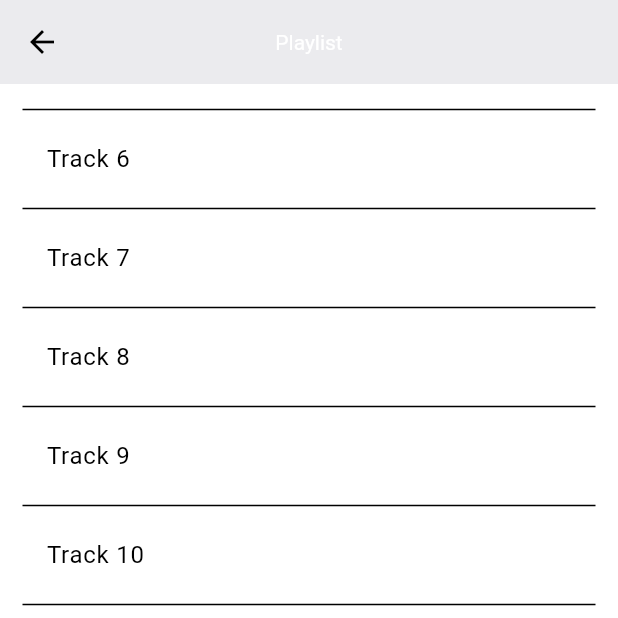
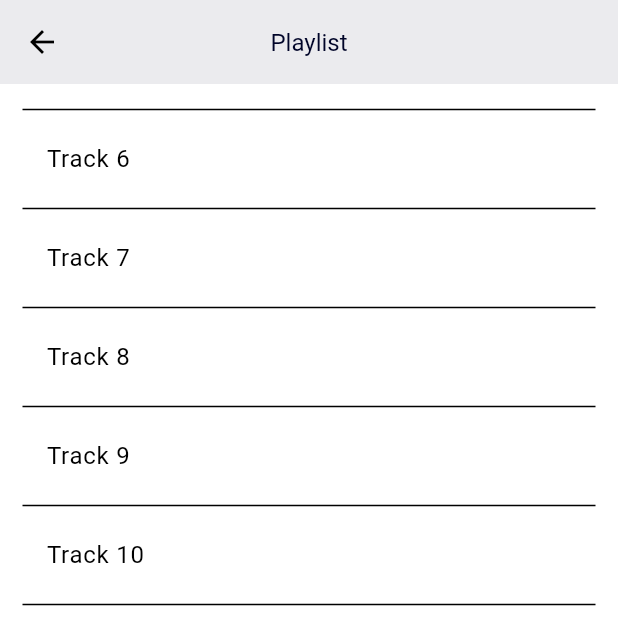
Before and after one commit to assadi-dev/harmony-tube, a Flutter app: the PlaylistDetailScreen screen opened directly with empty values, scrolled down 576 dp, on a phone screen of 412 x 824 dp, the top half of it. Run offline on Flutter 3.47's test engine with Material 3 defaults, Android fonts, the phone set to English and light mode, and no system bars; our stand-ins replace buttons_tabbar, flutter_bloc, get_it, go_router, sliding_up_panel; missing offline and left inert: flutter_sticky_widgets, wolt_modal_sheet.

Commit message:
animation couleur au collapse

```diff
--- a/lib/screens/PlaylistDetailScreen.dart
+++ b/lib/screens/PlaylistDetailScreen.dart
@@ -52,9 +52,10 @@ class _PlaylistDetailScreenState extends State<PlaylistDetailScreen> {
 
       body: CustomScrollView(
         keyboardDismissBehavior: ScrollViewKeyboardDismissBehavior.onDrag,
-        slivers: [silverWidget.silverHeader(
-          title: appBarTitle,
-          imageSrc: no_cover_image,
+        slivers: [SliverLayoutBuilder(
+          builder: (context, constraints) {
+           return silverWidget.silverHeader(context: context,constraints: constraints, title: appBarTitle,imageSrc: no_cover_image);
+          }
         ),
           SliverPadding(
             padding: EdgeInsets.only(
--- a/lib/screens/playlist_details/playlist_detail_silver_widgets.dart
+++ b/lib/screens/playlist_details/playlist_detail_silver_widgets.dart
@@ -1,13 +1,38 @@
 import 'package:flutter/material.dart';
+import 'package:flutter/rendering.dart';
+import 'package:flutter/services.dart';
+
+const double silverHeightExpanded = 250;
 
 class playlist_detail_silver_widgets {
   final BuildContext context;
 
   playlist_detail_silver_widgets({required this.context});
 
-  SliverAppBar silverHeader({required String title, required String imageSrc}) {
+  SliverAppBar silverHeader(
+      {required BuildContext context, required SliverConstraints constraints, required String title, required String imageSrc}) {
+
+    final topInset = MediaQuery.of(context).padding.top;
+    final collapseOffset = (silverHeightExpanded - kToolbarHeight - topInset)
+        .clamp(1.0, double.infinity);
+
+    // 0.0 (étendu) → 1.0 (collapssé)
+    final t = (constraints.scrollOffset / collapseOffset).clamp(0.0, 1.0);
+
+    // Couleurs à adapter :
+    const Color iconStart = Colors.white; // état étendu (header sombre)
+    const Color iconEnd   = Colors.black; // état collapssé (fond clair)
+    final Color dynColor  = Color.lerp(iconStart, iconEnd, t)!;
+
+    final overlay = t < 0.5
+        ? SystemUiOverlayStyle.light  // status bar texte/icônes blancs
+        : SystemUiOverlayStyle.dark;  // status bar texte/icônes noirs
+
     return SliverAppBar(
-      title: Text(title, textAlign: TextAlign.center),
+      foregroundColor: dynColor,
+      systemOverlayStyle: overlay,
+
+      title: _CollapsingTitle(title),
       titleTextStyle: const TextStyle(
         color: Colors.white,
         fontSize: 14,
@@ -16,9 +41,11 @@ class playlist_detail_silver_widgets {
       centerTitle: true,
       floating: true,
       pinned: true,
-      expandedHeight: 250,
+      expandedHeight: silverHeightExpanded,
       flexibleSpace: FlexibleSpaceBar(
         background: Image.asset(imageSrc, fit: BoxFit.cover),
+
+
       ),
     );
   }
@@ -97,6 +124,46 @@ class playlist_detail_silver_widgets {
   }
 }
 
+class _CollapsingTitle extends StatelessWidget {
+  final String text;
+
+  const _CollapsingTitle(this.text, {super.key});
+
+  @override
+  Widget build(BuildContext context) {
+    final settings =
+    context.dependOnInheritedWidgetOfExactType<FlexibleSpaceBarSettings>()!;
+
+
+    final t = ((settings.maxExtent - settings.currentExtent) /
+        (settings.maxExtent - settings.minExtent))
+        .clamp(0.0, 1.0);
+
+    final Color expandedColor = Colors.white;
+    final Color collapsedColor = Theme
+        .of(context)
+        .colorScheme
+        .primary;
+    final color = Color.lerp(expandedColor, collapsedColor, t)!;
+
+    return AnimatedDefaultTextStyle(
+      duration: const Duration(milliseconds: 150),
+      style: Theme
+          .of(context)
+          .textTheme
+          .titleLarge!
+          .copyWith(color: color),
+      child: Text(
+        text,
+        maxLines: 1,
+        overflow: TextOverflow.ellipsis,
+        style: TextStyle(fontSize: 16),
+      ),
+    );
+  }
+}
+
+
 class DelegateHeader extends SliverPersistentHeaderDelegate {
   @override
   Widget build(
```
